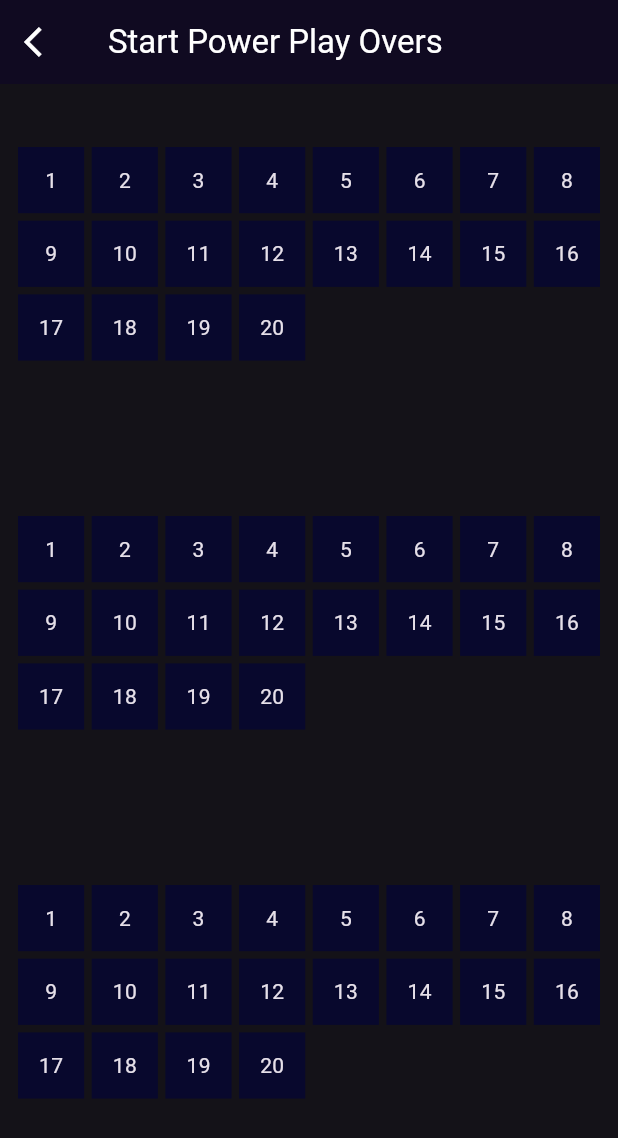
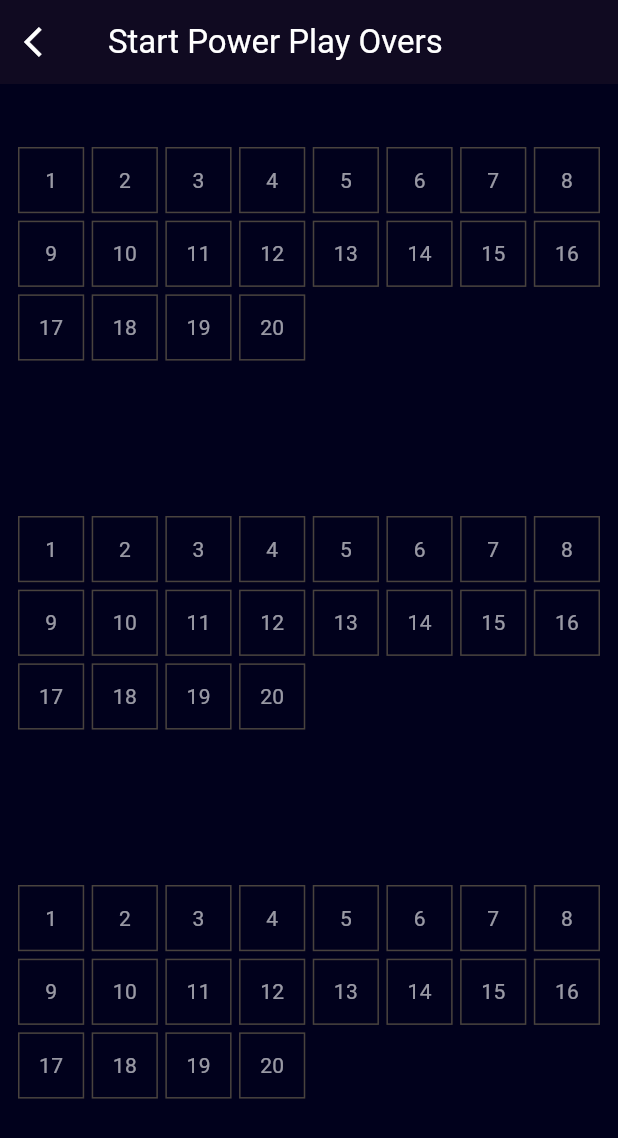
Before and after one commit to sabsar42/Flutter-Projects, a Flutter app: the screen it shows after launch, on a phone screen of 412 x 824 dp. Shown: the top 1138 px of the screen. Run offline on Flutter 3.47's test engine with Material 3 defaults, Android fonts, the phone set to English and light mode, and no system bars; our stand-ins replace get.

```diff
--- a/power_play_screen_flutter/lib/main.dart
+++ b/power_play_screen_flutter/lib/main.dart
@@ -17,10 +17,7 @@ class MyApp extends StatelessWidget {
 
         useMaterial3: true,
       ),
-      darkTheme: ThemeData(
-        brightness: Brightness.dark,
-      ),
-      themeMode: ThemeMode.dark,
+
       home: const PlayScreen(),
       initialBinding: GetxDependencyBinder(),
     );
--- a/power_play_screen_flutter/lib/ui/controller/selectController.dart
+++ b/power_play_screen_flutter/lib/ui/controller/selectController.dart
@@ -5,7 +5,6 @@ import 'package:get/get.dart';
 class Pair {
   int first;
   bool second;
-
   Pair(this.first, this.second);
 }
 
@@ -25,7 +24,7 @@ class SelectController extends GetxController {
       update();
     } else if (selectedItems[index].second == true) {
       selectedItems[index].second= false;
-      selectedItems[index].first = 0;
+      selectedItems[index].first = value;
       update();
     }
   }
--- a/power_play_screen_flutter/lib/ui/screen/FirstScreen.dart
+++ b/power_play_screen_flutter/lib/ui/screen/FirstScreen.dart
@@ -12,14 +12,15 @@ class FirstScreen extends StatefulWidget {
 
 class _FirstScreenState extends State<FirstScreen> {
   final int fir = 10;
-  final fixedColor = Color.fromRGBO(8, 8, 45, 1.0);
-  final grayColor = Color.fromRGBO(70, 83, 91, 1.0);
+  final grayColor = Color.fromRGBO(218, 228, 231, 1.0);
+  final fixedColor = Color.fromRGBO(73, 67, 62, 1.0);
   bool tap = false;
   SelectController selectController = Get.put(SelectController());
 
   @override
   Widget build(BuildContext context) {
     return Scaffold(
+      backgroundColor: Color.fromRGBO(1, 1, 28, 1.0),
       body: GridView.builder(
         gridDelegate: SliverGridDelegateWithFixedCrossAxisCount(
           crossAxisCount: 8,
@@ -34,15 +35,24 @@ class _FirstScreenState extends State<FirstScreen> {
                 controller.updateValue(index, fir + index);
               },
               child: Container(
+                decoration: BoxDecoration(
+                  border: Border.all(
                     color: controller.selectedItems[index].second == false
                         ? fixedColor
                         : (controller.selectedItems[index].second &&
                                 controller.selectedItems[index].first ==
                                     fir + index)
-                        ? Colors.red
+                            ? Colors.yellowAccent
                             : grayColor,
+                  ),
+                ),
                 child: Center(
-                  child: Text('${index + 1}'),
+                  child: Text(
+                    '${index + 1}',
+                    style: TextStyle(
+                      color: Colors.white60,
+                    ),
+                  ),
                 ),
               ),
             );
--- a/power_play_screen_flutter/lib/ui/screen/SecondScreen.dart
+++ b/power_play_screen_flutter/lib/ui/screen/SecondScreen.dart
@@ -13,12 +13,14 @@ class SecondScreen extends StatefulWidget {
 
 class _SecondScreenState extends State<SecondScreen> {
   final int sec = 20;
-  final fixedColor = Color.fromRGBO(8, 8, 45, 1.0);
+  final grayColor = Color.fromRGBO(218, 228, 231, 1.0);
+  final fixedColor = Color.fromRGBO(73, 67, 62, 1.0);
   SelectController selectController = Get.put(SelectController());
-  final grayColor = Color.fromRGBO(70, 83, 91, 1.0);
+
   @override
   Widget build(BuildContext context) {
     return Scaffold(
+      backgroundColor: Color.fromRGBO(1, 1, 28, 1.0),
       body: GridView.builder(
         gridDelegate: SliverGridDelegateWithFixedCrossAxisCount(
           crossAxisCount: 8,
@@ -30,18 +32,27 @@ class _SecondScreenState extends State<SecondScreen> {
           return GetBuilder<SelectController>(builder: (controller) {
             return GestureDetector(
               onTap: () {
-                controller.updateValue(index,sec+index);
+                controller.updateValue(index, sec + index);
               },
               child: Container(
-                color:
-                controller.selectedItems[index].second == false
-                    ? fixedColor
-                    : (controller.selectedItems[index].second &&
-                    controller.selectedItems[index].first == sec + index)
-                    ? Colors.red
-                    : grayColor,
+                decoration: BoxDecoration(
+                  border: Border.all(
+                    color: controller.selectedItems[index].second == false
+                        ? fixedColor
+                        : (controller.selectedItems[index].second &&
+                                controller.selectedItems[index].first ==
+                                    sec + index)
+                            ? Colors.yellowAccent
+                            : grayColor,
+                  ),
+                ),
                 child: Center(
-                  child: Text('${index+1}'),
+                  child: Text(
+                    '${index + 1}',
+                    style: TextStyle(
+                      color: Colors.white60,
+                    ),
+                  ),
                 ),
               ),
             );
@@ -50,6 +61,4 @@ class _SecondScreenState extends State<SecondScreen> {
       ),
     );
   }
-
-
 }
--- a/power_play_screen_flutter/lib/ui/screen/ThirdScreen.dart
+++ b/power_play_screen_flutter/lib/ui/screen/ThirdScreen.dart
@@ -13,14 +13,15 @@ class ThirdScreen extends StatefulWidget {
 
 class _ThirdScreenState extends State<ThirdScreen> {
   final int thi = 30;
-  final grayColor = Color.fromRGBO(70, 83, 91, 1.0);
-  final fixedColor = Color.fromRGBO(8, 8, 45, 1.0);
+  final grayColor = Color.fromRGBO(218, 228, 231, 1.0);
+  final fixedColor = Color.fromRGBO(73, 67, 62, 1.0);
 
   SelectController selectController = Get.put(SelectController());
 
   @override
   Widget build(BuildContext context) {
     return Scaffold(
+      backgroundColor: Color.fromRGBO(1, 1, 28, 1.0),
       body: GridView.builder(
         gridDelegate: SliverGridDelegateWithFixedCrossAxisCount(
           crossAxisCount: 8,
@@ -35,15 +36,24 @@ class _ThirdScreenState extends State<ThirdScreen> {
                 controller.updateValue(index, thi + index);
               },
               child: Container(
-                color:
-                controller.selectedItems[index].second == false
-                    ? fixedColor
-                    : (controller.selectedItems[index].second &&
-                    controller.selectedItems[index].first == thi + index)
-                    ? Colors.red
-                    : grayColor,
+                decoration: BoxDecoration(
+                  border: Border.all(
+                    color: controller.selectedItems[index].second == false
+                        ? fixedColor
+                        : (controller.selectedItems[index].second &&
+                                controller.selectedItems[index].first ==
+                                    thi + index)
+                            ? Colors.yellowAccent
+                            : grayColor,
+                  ),
+                ),
                 child: Center(
-                  child: Text('${index + 1}'),
+                  child: Text(
+                    '${index + 1}',
+                    style: TextStyle(
+                      color: Colors.white60,
+                    ),
+                  ),
                 ),
               ),
             );
--- a/power_play_screen_flutter/lib/ui/screen/play_screen.dart
+++ b/power_play_screen_flutter/lib/ui/screen/play_screen.dart
@@ -19,6 +19,7 @@ class _PlayScreenState extends State<PlayScreen> {
   @override
   Widget build(BuildContext context) {
     return Scaffold(
+      backgroundColor: Color.fromRGBO(1, 1, 28, 1.0),
       appBar: AppBar(
         backgroundColor: Color.fromRGBO(16, 10, 33, 1.0),
         leading: Container(
```
Lines whose indentation alone changed are shown as unchanged.
